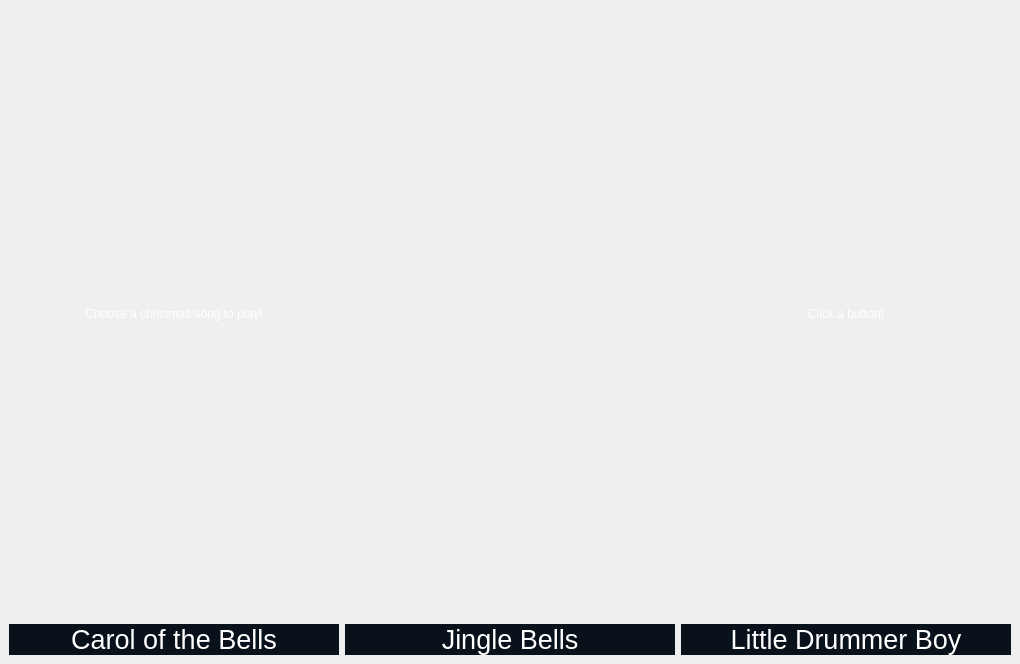
Qt form test.ui (JasonLuckow/ProjectLab2) before a commit.
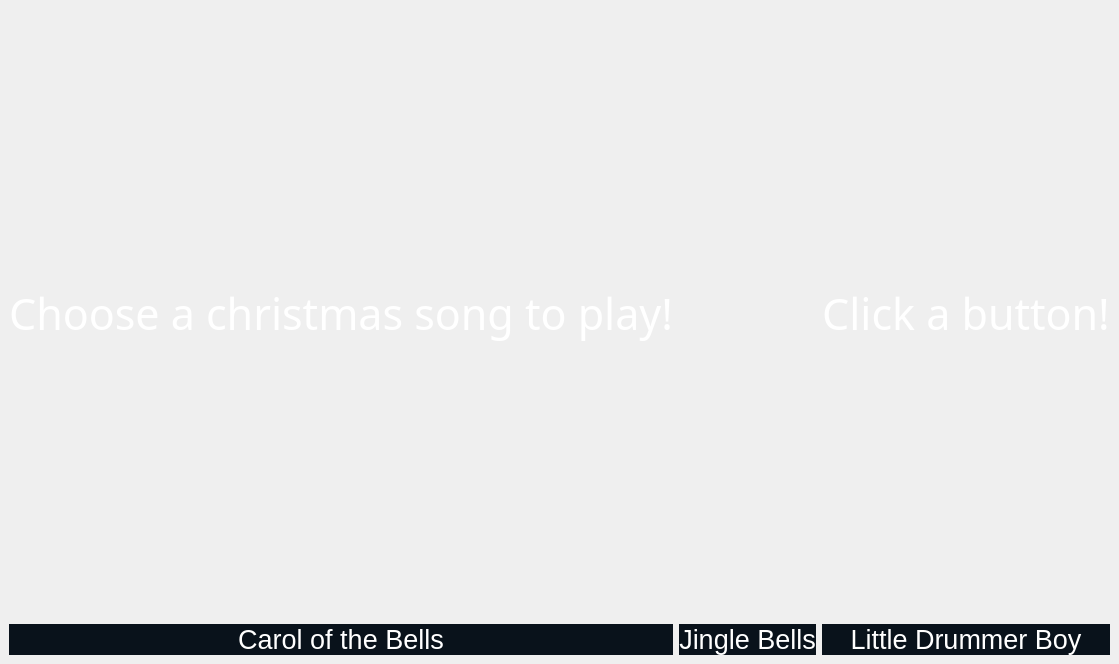
The same form after that commit.

The edit to the form file:
```diff
--- a/test.ui
+++ b/test.ui
@@ -87,6 +87,15 @@
     </item>
     <item row="2" column="2">
      <widget class="QLabel" name="label2">
+      <property name="font">
+       <font>
+        <family>SantasSleighFull</family>
+        <pointsize>32</pointsize>
+        <weight>50</weight>
+        <italic>false</italic>
+        <bold>false</bold>
+       </font>
+      </property>
       <property name="styleSheet">
        <string notr="true">color: rgb(255, 255, 255);
 font: 28pt &quot;SantasSleighFull&quot;;</string>
@@ -101,6 +110,15 @@
     </item>
     <item row="2" column="0">
      <widget class="QLabel" name="label1">
+      <property name="font">
+       <font>
+        <family>SantasSleighFull</family>
+        <pointsize>32</pointsize>
+        <weight>50</weight>
+        <italic>false</italic>
+        <bold>false</bold>
+       </font>
+      </property>
       <property name="styleSheet">
        <string notr="true">color: rgb(255, 255, 255);
 font: 28pt &quot;SantasSleighFull&quot;;</string>
```
Left out of the diff: 4 changed lines with no effect on the pictures.
